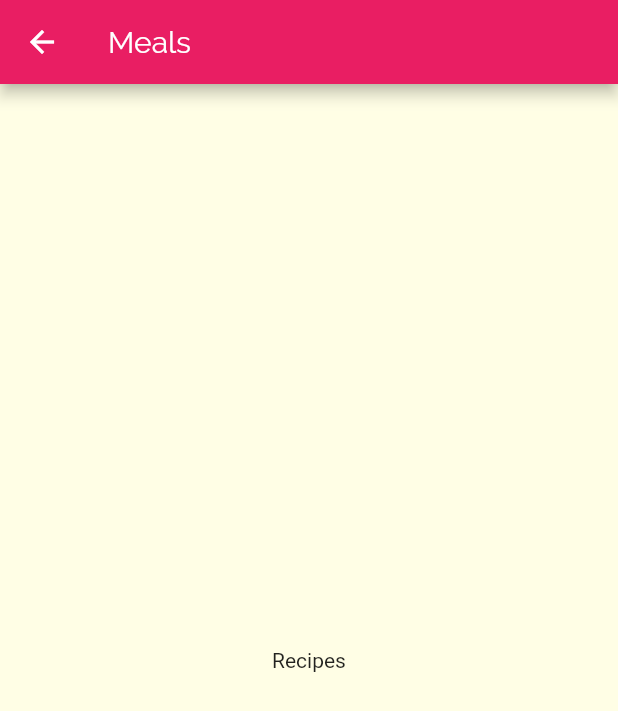
After one commit to carlosalvarezm17/deli_meals, a Flutter app: the screen it shows after launch, after a tap on "Italian", on a phone screen of 412 x 824 dp. The commit adds this screen. Shown: the top 711 px of the screen. Run offline on Flutter 3.47's test engine with Material 2 defaults, Android fonts, the phone set to English and light mode, and no system bars.

Commit message:
Navigating to a New Page

```diff
--- a/lib/category_item.dart
+++ b/lib/category_item.dart
@@ -1,3 +1,4 @@
+import 'package:deli_meals/category_meals_screen.dart';
 import 'package:flutter/material.dart';
 
 class CategoryItem extends StatelessWidget {
@@ -6,11 +7,24 @@ class CategoryItem extends StatelessWidget {
 
   CategoryItem(this.title, this.color);
 
+  void selectCategory(BuildContext ctx) {
+    Navigator.of(ctx).push(MaterialPageRoute(builder: (_) {
+      return CategoryMealsScreen();
+    }));
+  }
+
   @override
   Widget build(BuildContext context) {
-    return Container(
+    return InkWell(
+      onTap: () => selectCategory(context),
+      splashColor: Theme.of(context).primaryColor,
+      borderRadius: BorderRadius.circular(15),
+      child: Container(
         padding: const EdgeInsets.all(15),
-      child: Text(title, style: Theme.of(context).textTheme.title,),
+        child: Text(
+          title,
+          style: Theme.of(context).textTheme.title,
+        ),
         decoration: BoxDecoration(
           gradient: LinearGradient(
             colors: [color.withOpacity(0.7), color],
@@ -19,6 +33,7 @@ class CategoryItem extends StatelessWidget {
           ),
           borderRadius: BorderRadius.circular(15),
         ),
+      ),
     );
   }
 }
--- /dev/null
+++ b/lib/category_meals_screen.dart
@@ -0,0 +1,15 @@
+import 'package:flutter/material.dart';
+
+class CategoryMealsScreen extends StatelessWidget {
+  @override
+  Widget build(BuildContext context) {
+    return Scaffold(
+      appBar: AppBar(
+        title: Text('Meals'),
+      ),
+      body: Center(
+        child: Text('Recipes'),
+      ),
+    );
+  }
+}
```
Lines whose indentation alone changed are shown as unchanged.
